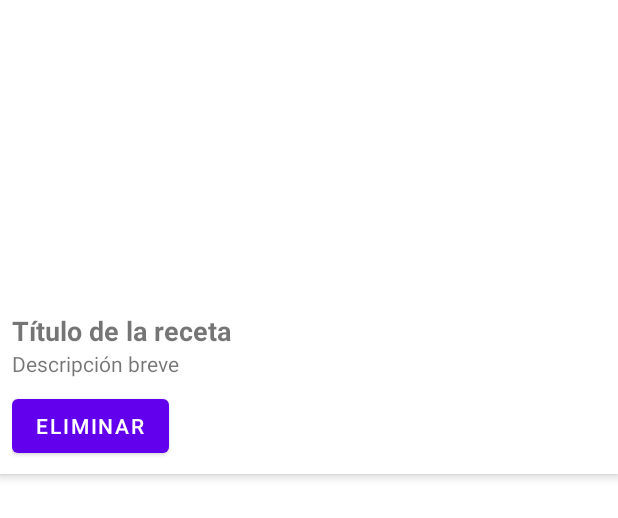
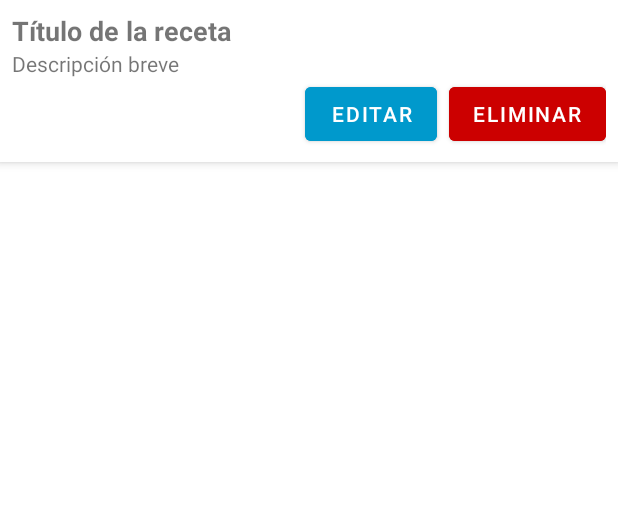
Before and after one commit to cgilsanchez/RECETEOQUETEVE0, an Android app: the layout item_recipe.xml on its own in the app's theme, with its tools: preview values and no code run, on a phone screen of 412 x 824 dp. Shown: the top 518 px of the screen. Run offline under Robolectric (Android 15) with nearby library versions, the phone set to English and light mode, and no system bars; network calls fail.

Commit message:
muestra recetas y boton de añadir y editar

```diff
--- a/app/src/main/java/com/example/receteo/data/remote/models/RecipeModel.kt
+++ b/app/src/main/java/com/example/receteo/data/remote/models/RecipeModel.kt
@@ -13,5 +13,6 @@ data class RecipeAttributes(
     val name: String,
     val descriptions: String,
     val ingredients: String,
-    val createdAt: String
+    val createdAt: String,
+    val imageUrl: String
 )
--- a/app/src/main/java/com/example/receteo/data/remote/models/RecipeRequestModel.kt
+++ b/app/src/main/java/com/example/receteo/data/remote/models/RecipeRequestModel.kt
@@ -1,7 +1,9 @@
 package com.example.receteo.data.remote.models
+
 
 data class RecipeRequestModel(
     val name: String,
     val descriptions: String,
-    val ingredients: String
+    val ingredients: String,
+    val imageUrl: String // Asegúrate de que este campo existe
 )
--- a/app/src/main/res/layout/fragment_recipe_create.xml
+++ b/app/src/main/res/layout/fragment_recipe_create.xml
@@ -29,12 +29,6 @@
         android:layout_height="wrap_content"
         android:hint="URL de la imagen" />
 
-    <AutoCompleteTextView
-        android:id="@+id/dropdownChef"
-        android:layout_width="match_parent"
-        android:layout_height="wrap_content"
-        android:hint="Seleccionar Chef" />
-
     <Button
         android:id="@+id/btnSaveRecipe"
         android:layout_width="match_parent"
--- a/app/src/main/res/layout/item_recipe.xml
+++ b/app/src/main/res/layout/item_recipe.xml
@@ -1,4 +1,3 @@
-<?xml version="1.0" encoding="utf-8"?>
 <LinearLayout
     xmlns:android="http://schemas.android.com/apk/res/android"
     xmlns:app="http://schemas.android.com/apk/res-auto"
@@ -8,13 +7,6 @@
     android:padding="8dp"
     android:background="@android:color/white"
     android:elevation="4dp">
-
-    <ImageView
-        android:id="@+id/ivRecipeImage"
-        android:layout_width="match_parent"
-        android:layout_height="200dp"
-        android:scaleType="centerCrop"
-        app:srcCompat="@drawable/ic_placeholder" />
 
     <TextView
         android:id="@+id/tvRecipeTitle"
@@ -31,11 +23,26 @@
         android:text="Descripción breve"
         android:textSize="14sp"/>
 
-    <Button
-        android:id="@+id/btnDeleteRecipe"
-        android:layout_width="wrap_content"
+    <LinearLayout
+        android:layout_width="match_parent"
         android:layout_height="wrap_content"
-        android:text="Eliminar"
-        android:layout_marginTop="8dp"/>
+        android:orientation="horizontal"
+        android:gravity="end">
+
+        <Button
+            android:id="@+id/btnEditRecipe"
+            android:layout_width="wrap_content"
+            android:layout_height="wrap_content"
+            android:text="Editar"
+            android:backgroundTint="@android:color/holo_blue_dark"
+            android:layout_marginEnd="8dp"/>
+
+        <Button
+            android:id="@+id/btnDeleteRecipe"
+            android:layout_width="wrap_content"
+            android:layout_height="wrap_content"
+            android:text="Eliminar"
+            android:backgroundTint="@android:color/holo_red_dark"/>
+    </LinearLayout>
 
 </LinearLayout>
```
Also changed, not shown: app/src/main/java/com/example/receteo/ui/recipe/RecipeAdapter.kt (+4 -3 lines), app/src/main/java/com/example/receteo/ui/recipe/RecipeCreateFragment.kt (+13 -6 lines), app/src/main/java/com/example/receteo/ui/recipe/RecipeListFragment.kt (+13 -5 lines), app/src/main/res/layout/fragment_recipe_list.xml (+12 -5 lines).
